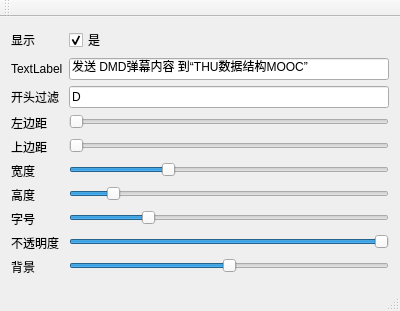
The window that DanmakuClient/mainwindow.ui (yuantailing/wechat-collect-message) describes before a commit, drawn with Qt 5.
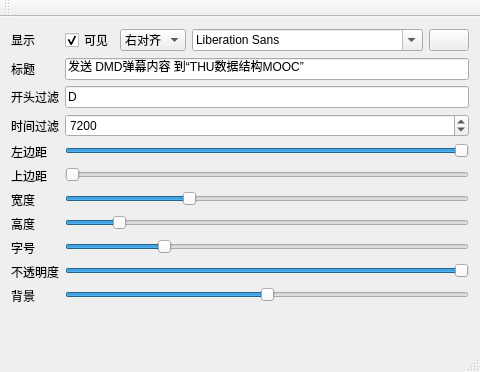
The same window after the commit.

```diff
--- a/DanmakuClient/mainwindow.ui
+++ b/DanmakuClient/mainwindow.ui
@@ -6,8 +6,8 @@
    <rect>
     <x>0</x>
     <y>0</y>
-    <width>400</width>
-    <height>311</height>
+    <width>448</width>
+    <height>372</height>
    </rect>
   </property>
   <property name="windowTitle">
@@ -24,31 +24,21 @@
         </property>
        </widget>
       </item>
-      <item row="0" column="1">
-       <widget class="QCheckBox" name="checkBoxVisible">
-        <property name="text">
-         <string>是</string>
-        </property>
-        <property name="checked">
-         <bool>true</bool>
-        </property>
-       </widget>
-      </item>
-      <item row="3" column="0">
+      <item row="4" column="0">
        <widget class="QLabel" name="label_2">
         <property name="text">
          <string>左边距</string>
         </property>
        </widget>
       </item>
-      <item row="4" column="0">
+      <item row="5" column="0">
        <widget class="QLabel" name="label_3">
         <property name="text">
          <string>上边距</string>
         </property>
        </widget>
       </item>
-      <item row="4" column="1">
+      <item row="5" column="1">
        <widget class="QSlider" name="horizontalSliderUp">
         <property name="maximum">
          <number>1000</number>
@@ -61,14 +51,14 @@
         </property>
        </widget>
       </item>
-      <item row="5" column="0">
+      <item row="6" column="0">
        <widget class="QLabel" name="label_4">
         <property name="text">
          <string>宽度</string>
         </property>
        </widget>
       </item>
-      <item row="5" column="1">
+      <item row="6" column="1">
        <widget class="QSlider" name="horizontalSliderWidth">
         <property name="maximum">
          <number>1000</number>
@@ -81,14 +71,14 @@
         </property>
        </widget>
       </item>
-      <item row="6" column="0">
+      <item row="7" column="0">
        <widget class="QLabel" name="label_5">
         <property name="text">
          <string>高度</string>
         </property>
        </widget>
       </item>
-      <item row="6" column="1">
+      <item row="7" column="1">
        <widget class="QSlider" name="horizontalSliderHeight">
         <property name="maximum">
          <number>1000</number>
@@ -101,14 +91,14 @@
         </property>
        </widget>
       </item>
-      <item row="7" column="0">
+      <item row="8" column="0">
        <widget class="QLabel" name="label_6">
         <property name="text">
          <string>字号</string>
         </property>
        </widget>
       </item>
-      <item row="7" column="1">
+      <item row="8" column="1">
        <widget class="QSlider" name="horizontalSliderFontsize">
         <property name="minimum">
          <number>12</number>
@@ -127,14 +117,14 @@
         </property>
        </widget>
       </item>
-      <item row="8" column="0">
+      <item row="9" column="0">
        <widget class="QLabel" name="label_7">
         <property name="text">
          <string>不透明度</string>
         </property>
        </widget>
       </item>
-      <item row="8" column="1">
+      <item row="9" column="1">
        <widget class="QSlider" name="horizontalSliderOpacity">
         <property name="maximum">
          <number>1000</number>
@@ -150,7 +140,7 @@
         </property>
        </widget>
       </item>
-      <item row="3" column="1">
+      <item row="4" column="1">
        <widget class="QSlider" name="horizontalSliderLeft">
         <property name="maximum">
          <number>1000</number>
@@ -158,6 +148,9 @@
         <property name="pageStep">
          <number>100</number>
         </property>
+        <property name="value">
+         <number>1000</number>
+        </property>
         <property name="orientation">
          <enum>Qt::Horizontal</enum>
         </property>
@@ -177,14 +170,14 @@
         </property>
        </widget>
       </item>
-      <item row="9" column="0">
+      <item row="10" column="0">
        <widget class="QLabel" name="label_9">
         <property name="text">
          <string>背景</string>
         </property>
        </widget>
       </item>
-      <item row="9" column="1">
+      <item row="10" column="1">
        <widget class="QSlider" name="horizontalSliderBackground">
         <property name="maximum">
          <number>1000</number>
@@ -203,7 +196,7 @@
       <item row="1" column="0">
        <widget class="QLabel" name="label_10">
         <property name="text">
-         <string>TextLabel</string>
+         <string>标题</string>
         </property>
        </widget>
       </item>
@@ -214,6 +207,70 @@
         </property>
        </widget>
       </item>
+      <item row="3" column="0">
+       <widget class="QLabel" name="label_11">
+        <property name="text">
+         <string>时间过滤</string>
+        </property>
+       </widget>
+      </item>
+      <item row="3" column="1">
+       <widget class="QSpinBox" name="spinBoxTime">
+        <property name="minimum">
+         <number>0</number>
+        </property>
+        <property name="maximum">
+         <number>86400000</number>
+        </property>
+        <property name="singleStep">
+         <number>1800</number>
+        </property>
+        <property name="value">
+         <number>7200</number>
+        </property>
+       </widget>
+      </item>
+      <item row="0" column="1">
+       <layout class="QHBoxLayout" name="horizontalLayout">
+        <item>
+         <widget class="QCheckBox" name="checkBoxVisible">
+          <property name="text">
+           <string>可见</string>
+          </property>
+          <property name="checked">
+           <bool>true</bool>
+          </property>
+         </widget>
+        </item>
+        <item>
+         <widget class="QComboBox" name="comboBoxAlign">
+          <property name="currentIndex">
+           <number>1</number>
+          </property>
+          <item>
+           <property name="text">
+            <string>左对齐</string>
+           </property>
+          </item>
+          <item>
+           <property name="text">
+            <string>右对齐</string>
+           </property>
+          </item>
+         </widget>
+        </item>
+        <item>
+         <widget class="QFontComboBox" name="fontComboBoxFont"/>
+        </item>
+        <item>
+         <widget class="QPushButton" name="pushButtonColor">
+          <property name="text">
+           <string/>
+          </property>
+         </widget>
+        </item>
+       </layout>
+      </item>
      </layout>
     </item>
    </layout>
```
Left out of the diff: 6 changed lines with no effect on the pictures.
